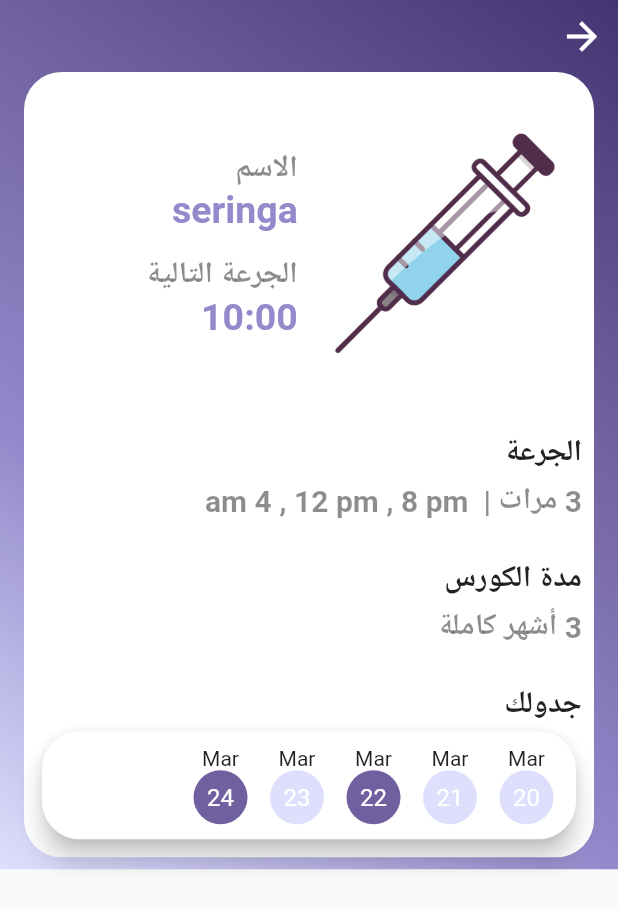
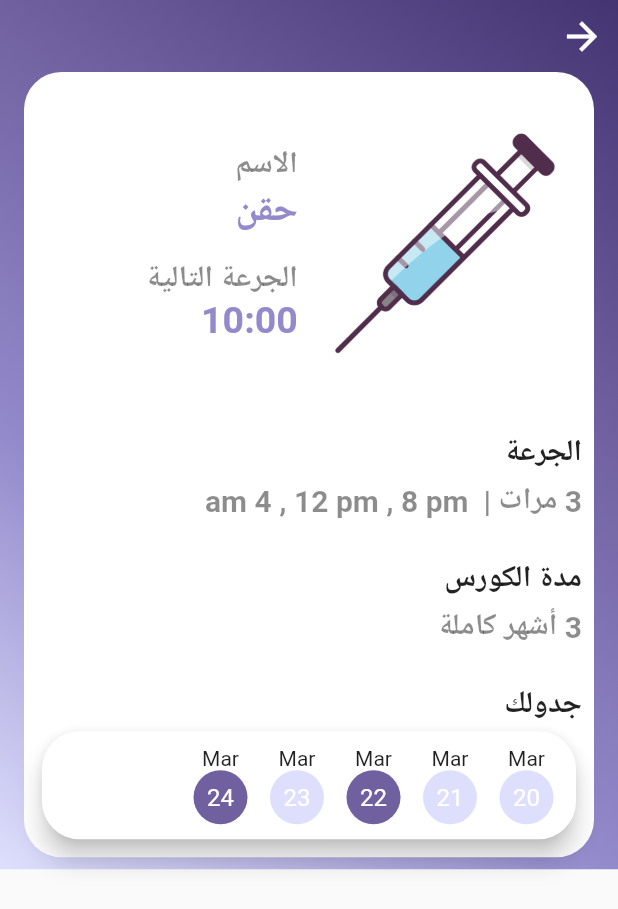
Before and after one commit to KHgamal/Medicine, a Flutter app: the MedicineDetails screen opened directly with empty values, on a phone screen of 412 x 824 dp. Shown: the top 909 px of the screen. Run offline on Flutter 3.47's test engine with Material 2 defaults, Android fonts, the phone set to English and light mode, and no system bars; our stand-ins replace flutter_slidable, smooth_page_indicator; missing offline and left inert: circular_bottom_navigation, weekday_scroller.

Commit message:
add_medicine_name_and_type

```diff
--- a/lib/constants.dart
+++ b/lib/constants.dart
@@ -1,19 +1,23 @@
 import 'package:flutter/material.dart';
 Color blueColor=const Color(0xff1cb7d1);
 Color redColor=const Color(0xfffb8574);
+Color darkBlue=const Color(0xff3C4F76);
+Color lightBlack=const Color(0xff383F51);
+Color lightPurple=const Color(0xffDDDBF1);
+//00d19d
 Color customColor=const Color(0xff31275c);
 Color customColor1=const Color(0xff443472);
 Color customColor2=const Color(0xff70609f);
 Color customColor3=const Color(0xff938acb);
-//00d19d
 Color customColor4=const Color(0xffa8a8e6);
 Color customColor5=const Color(0xffdedffd);
-List<Map> details=[{"name":'seringa','nextDose':'10:00',"imagesList":'assets/p1.png'}
-,{"name":'pills','nextDose':'12:00',"imagesList":'assets/p2.png'},
-{"name":'Marivan','nextDose':'04:00',"imagesList":'assets/p3.png'},
-{"name":'Asthma device','nextDose':'06:00',"imagesList":'assets/p4.png'},
-{"name":'collyrium','nextDose':'08:00',"imagesList":'assets/p5.png'}
- // ,{"name":'sachet','nextDose':'12:00',"imagesList":'assets/p6.png'},
+List<Map> details=[{"name":'حقن','nextDose':'10:00',"imagesList":'assets/p1.png'}
+,{"name":'اقراص','nextDose':'12:00',"imagesList":'assets/p2.png'},
+{"name":'شراب','nextDose':'04:00',"imagesList":'assets/p3.png'},
+{"name":'بخاخ','nextDose':'06:00',"imagesList":'assets/p4.png'},
+{"name":'نقط','nextDose':'08:00',"imagesList":'assets/p5.png'}
+,{"name":'فوار','nextDose':'12:00',"imagesList":'assets/p6.png'},
+{"name":'مرهم','nextDose':'12:00',"imagesList":'assets/p7.png'},
 ];
 
 List<String> textList=['تطبيق دوائي يسمح لك بعمل جدول لمواعيد دوائك و يرسل لك اشعارات في هذه المواعيد كما يرسل '
@@ -27,3 +31,4 @@ TextStyle greyTextStyle=const TextStyle(fontSize: 20,color: Colors.black45,fontW
 //problem
 //1.on date selection today day show white circle
 //2.when pressing MedicineDetails Directionality eng
+//3. note that type ==> index-1 when you add image to hive
--- a/lib/main.dart
+++ b/lib/main.dart
@@ -29,13 +29,13 @@ class MyApp extends StatelessWidget {
       theme: ThemeData(
         primarySwatch: themeColor,
         inputDecorationTheme: InputDecorationTheme(
-          hintStyle:const TextStyle(fontWeight: FontWeight.bold,fontSize:15),
+          hintStyle:const TextStyle(fontSize:15,color: Colors.black26,fontWeight: FontWeight.bold),
           enabledBorder: OutlineInputBorder(
-            borderRadius: BorderRadius.circular(13),
+            borderRadius: BorderRadius.circular(5),
             borderSide: BorderSide( color: blueColor),
           ),
           focusedBorder: OutlineInputBorder(
-            borderRadius: BorderRadius.circular(13),
+            borderRadius: BorderRadius.circular(5),
             borderSide: BorderSide( color: blueColor),
           ),
         )
--- a/lib/widgets/add_medicine_container.dart
+++ b/lib/widgets/add_medicine_container.dart
@@ -9,7 +9,8 @@ final Column column;
       padding: const EdgeInsets.all(12.0),
       decoration: BoxDecoration(
         color: Colors.white,
-        border: Border.all(color: Colors.black26),
+        border: Border.all(color: Colors.black12, width: 2),
+        borderRadius:const BorderRadius.all(Radius.circular(13)),
       ),
       child:column,
     );
--- a/lib/widgets/notification_setting_widget.dart
+++ b/lib/widgets/notification_setting_widget.dart
@@ -29,7 +29,6 @@ class _NotificationsSettingsElementState
       child: SizedBox(
         width: widget.size.width,
         height: 100,
-        child: Container(
         child: Padding(
           padding: const EdgeInsets.symmetric(horizontal: 12),
           child: Row(
@@ -74,7 +73,6 @@ class _NotificationsSettingsElementState
           ),
         ),
       ),
-      ),
     );
   }
 
--- a/lib/widgets/text_field.dart
+++ b/lib/widgets/text_field.dart
@@ -9,13 +9,11 @@ class CustomTextField extends StatelessWidget {
   @override
   Widget build(BuildContext context) {
     return TextFormField(
-      textAlign: TextAlign.end,
       inputFormatters: <TextInputFormatter>[
         filteringTextInputFormatter,
       ],
       keyboardType: keyboardType,
       validator: (value) {
-        //if password length is less than 6 print weak password
         if (value == null || value.isEmpty) {
           return 'يجب ادخال قيمة';
         }
@@ -23,7 +21,6 @@ class CustomTextField extends StatelessWidget {
       },
       decoration: InputDecoration(
         hintText: hintText,
-        hintStyle: const TextStyle(fontSize: 10,fontWeight: FontWeight.bold)
       ),
     );
   }
```
Also changed, not shown: lib/pages/add_medicine.dart (+11 -6 lines), lib/widgets/card_medicine_type.dart (+7 -4 lines), lib/widgets/medicine_type_listview.dart (+20 -3 lines), assets/p3.png, assets/p6.png, assets/p7.png (added). Lines whose indentation alone changed are shown as unchanged.
